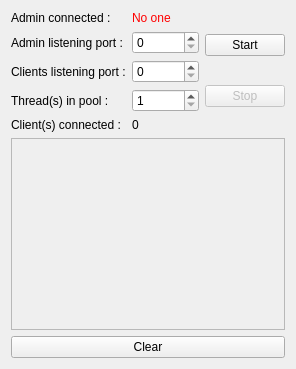
This is CPP/ServerDocuments/MainWindow.ui in N4k1m/M18-OS as Qt 5 draws it before an edit. The edited form follows.
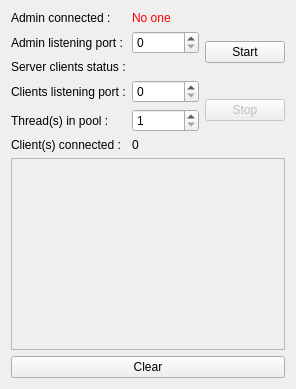
This is the edited form.

Commit message: CPP TP4.3 : Ajout d'un label indiquant l'état du server

```diff
--- a/CPP/ServerDocuments/MainWindow.ui
+++ b/CPP/ServerDocuments/MainWindow.ui
@@ -45,13 +45,27 @@
         </widget>
        </item>
        <item row="2" column="0">
+        <widget class="QLabel" name="labelStatusInfo">
+         <property name="text">
+          <string>Server clients status :</string>
+         </property>
+        </widget>
+       </item>
+       <item row="2" column="1">
+        <widget class="QLabel" name="labelStatus">
+         <property name="text">
+          <string>&lt;status&gt;</string>
+         </property>
+        </widget>
+       </item>
+       <item row="3" column="0">
         <widget class="QLabel" name="labelPort">
          <property name="text">
           <string>Clients listening port :</string>
          </property>
         </widget>
        </item>
-       <item row="2" column="1">
+       <item row="3" column="1">
         <widget class="QSpinBox" name="spinBoxPort">
          <property name="accelerated">
           <bool>true</bool>
@@ -61,14 +75,14 @@
          </property>
         </widget>
        </item>
-       <item row="3" column="0">
+       <item row="4" column="0">
         <widget class="QLabel" name="labelThreadsPool">
          <property name="text">
           <string>Thread(s) in pool :</string>
          </property>
         </widget>
        </item>
-       <item row="3" column="1">
+       <item row="4" column="1">
         <widget class="QSpinBox" name="spinBoxThreadsPool">
          <property name="accelerated">
           <bool>true</bool>
@@ -81,14 +95,14 @@
          </property>
         </widget>
        </item>
-       <item row="4" column="0">
+       <item row="5" column="0">
         <widget class="QLabel" name="labelClientsCountInfo">
          <property name="text">
           <string>Client(s) connected :</string>
          </property>
         </widget>
        </item>
-       <item row="4" column="1">
+       <item row="5" column="1">
         <widget class="QLabel" name="labelClientsCount">
          <property name="text">
           <string>0</string>
```
The commit also changes 2 other files.
